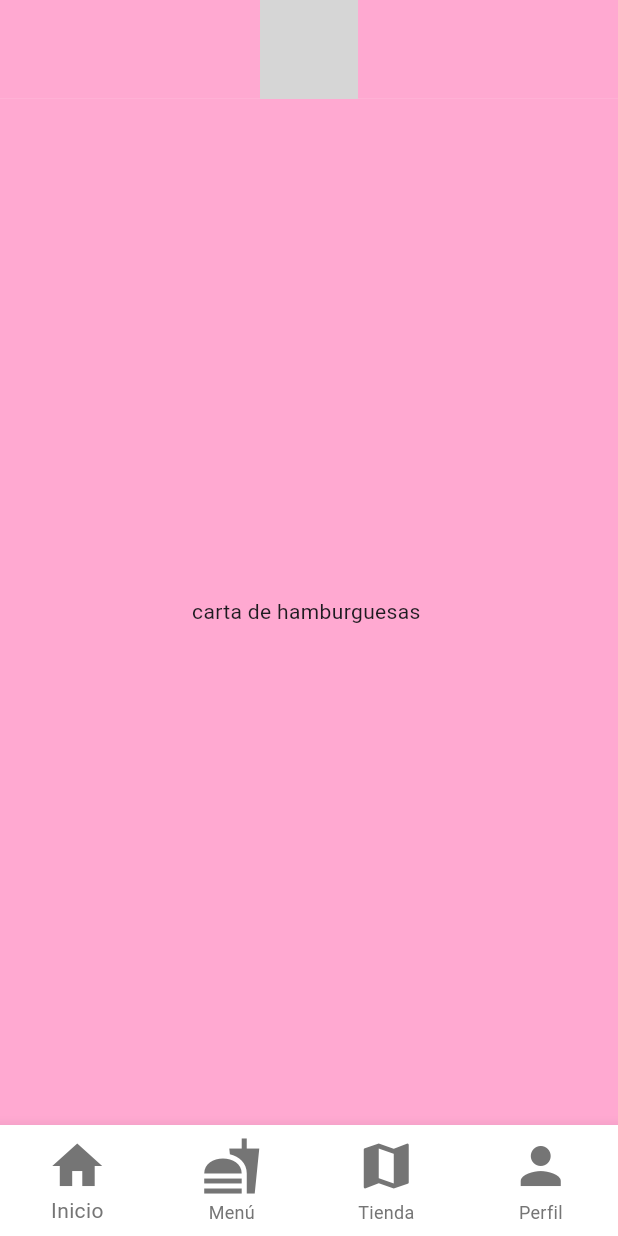
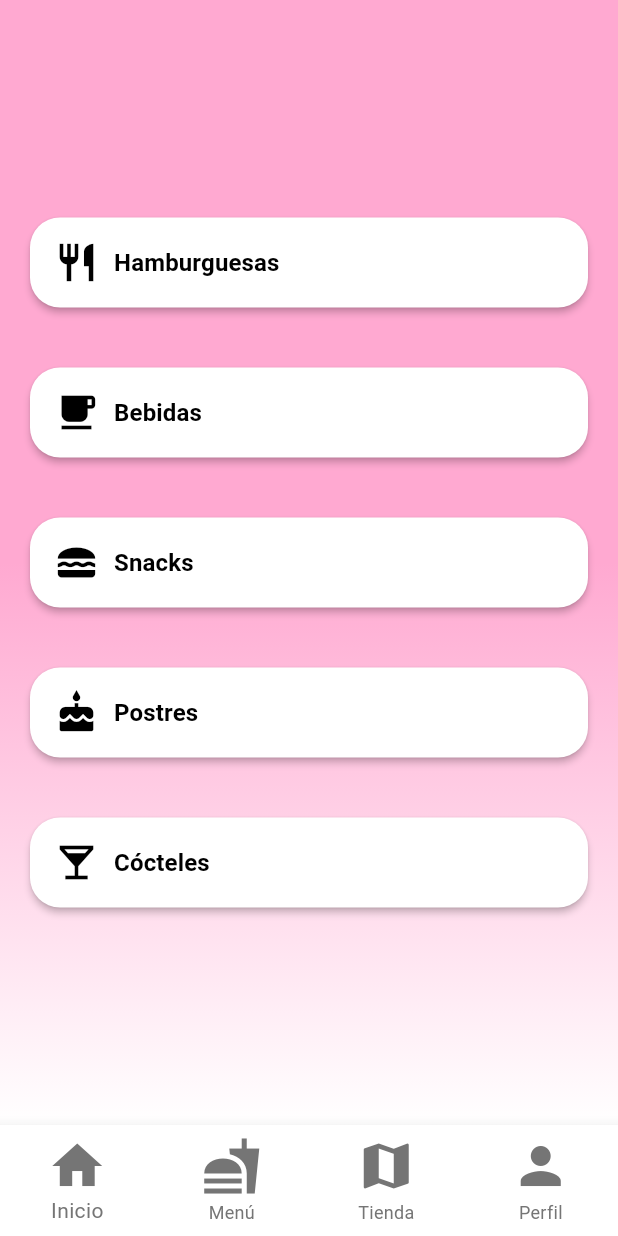
Before and after one commit to Brianpppp/proyecto_match, a Flutter app: the MenuPage screen opened by its route, on a phone screen of 412 x 824 dp. Run offline on Flutter 3.47's test engine with Material 3 defaults, Android fonts, the phone set to English and light mode, and no system bars; our stand-ins replace cloud_firestore, firebase_auth, firebase_core; accounts and stored records are empty; grey boxes are pictures that could not be loaded.

Commit message:
menu card

```diff
--- a/lib/screens/menu_card.dart
+++ b/lib/screens/menu_card.dart
@@ -1,22 +1,145 @@
 import 'package:flutter/material.dart';
 import '../components/footer.dart';
-import '../components/header.dart';
 
 class MenuPage extends StatelessWidget {
   @override
   Widget build(BuildContext context) {
     return Scaffold(
       bottomNavigationBar: Footer(),
-      body: Column(
-        crossAxisAlignment: CrossAxisAlignment.stretch,
+      body: SizedBox.expand(
+        child: Container(
+          decoration: BoxDecoration(
+            gradient: LinearGradient(
+              begin: Alignment.topCenter,
+              end: Alignment.bottomCenter,
+              colors: [
+                Color.fromRGBO(255, 169, 209, 1),
+                Colors.white,
+              ], // Cambié el orden de los colores
+              stops: [0.5, 1.0],
+            ),
+          ),
+          child: Stack(
+            children: [
+              Positioned(
+                top: 0,
+                left: 0,
+                right: 0,
+                child: Container(
+                  color: Colors.black.withOpacity(0.5), // Capa semitransparente negra
+                ),
+              ),
+              Center(
+                child: SingleChildScrollView(
+                  child: Column(
+                    mainAxisAlignment: MainAxisAlignment.center,
+                    children: [
+                      SizedBox(
+                        width: double.infinity,
+                        height: 100.0,
+                        child: Padding(
+                          padding: const EdgeInsets.all(20.0),
+                          child: menuButton(
+                            title: 'Hamburguesas',
+                            icon: Icons.restaurant,
+                            onTap: () {
+                              // Navegar a la página de hamburguesas
+                            },
+                          ),
+                        ),
+                      ),
+                      SizedBox(
+                        width: double.infinity,
+                        height: 100.0,
+                        child: Padding(
+                          padding: const EdgeInsets.all(20.0),
+                          child: menuButton(
+                            title: 'Bebidas',
+                            icon: Icons.local_cafe,
+                            onTap: () {
+                              // Navegar a la página de bebidas
+                            },
+                          ),
+                        ),
+                      ),
+                      SizedBox(
+                        width: double.infinity,
+                        height: 100.0,
+                        child: Padding(
+                          padding: const EdgeInsets.all(20.0),
+                          child: menuButton(
+                            title: 'Snacks',
+                            icon: Icons.lunch_dining,
+                            onTap: () {
+                              // Navegar a la página de snacks
+                            },
+                          ),
+                        ),
+                      ),
+                      SizedBox(
+                        width: double.infinity,
+                        height: 100.0,
+                        child: Padding(
+                          padding: const EdgeInsets.all(20.0),
+                          child: menuButton(
+                            title: 'Postres',
+                            icon: Icons.cake,
+                            onTap: () {
+                              // Navegar a la página de postres
+                            },
+                          ),
+                        ),
+                      ),
+                      SizedBox(
+                        width: double.infinity,
+                        height: 100.0,
+                        child: Padding(
+                          padding: const EdgeInsets.all(20.0),
+                          child: menuButton(
+                            title: 'Cócteles',
+                            icon: Icons.local_bar,
+                            onTap: () {
+                              // Navegar a la página de cócteles
+                            },
+                          ),
+                        ),
+                      ),
+                    ],
+                  ),
+                ),
+              ),
+            ],
+          ),
+        ),
+      ),
+    );
+  }
+
+  Widget menuButton(
+      {required String title,
+        required IconData icon,
+        required VoidCallback onTap}) {
+    return MaterialButton(
+      onPressed: onTap,
+      color: Colors.white,
+      shape: RoundedRectangleBorder(
+        borderRadius: BorderRadius.circular(20.0),
+      ),
+      child: Row(
+        mainAxisAlignment: MainAxisAlignment.start,
         children: [
-          Header(),
-          Expanded(
-            child: Container(
-              color: Color.fromRGBO(255, 169, 209, 1.0),
-              child: Center(
-                child: Text('carta de hamburguesas '),
-              ),
+          Icon(
+            icon,
+            size: 30.0,
+            color: Colors.black,
+          ),
+          SizedBox(width: 10.0),
+          Text(
+            title,
+            style: TextStyle(
+              fontSize: 16.0,
+              fontWeight: FontWeight.bold,
+              color: Colors.black,
             ),
           ),
         ],
```
